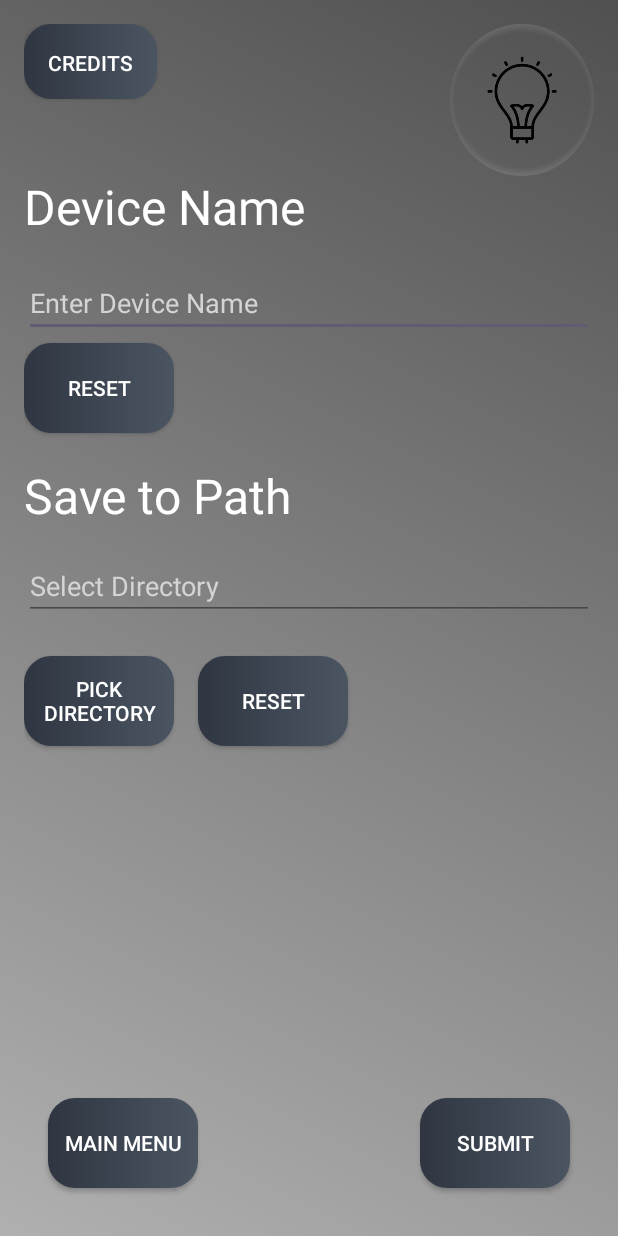
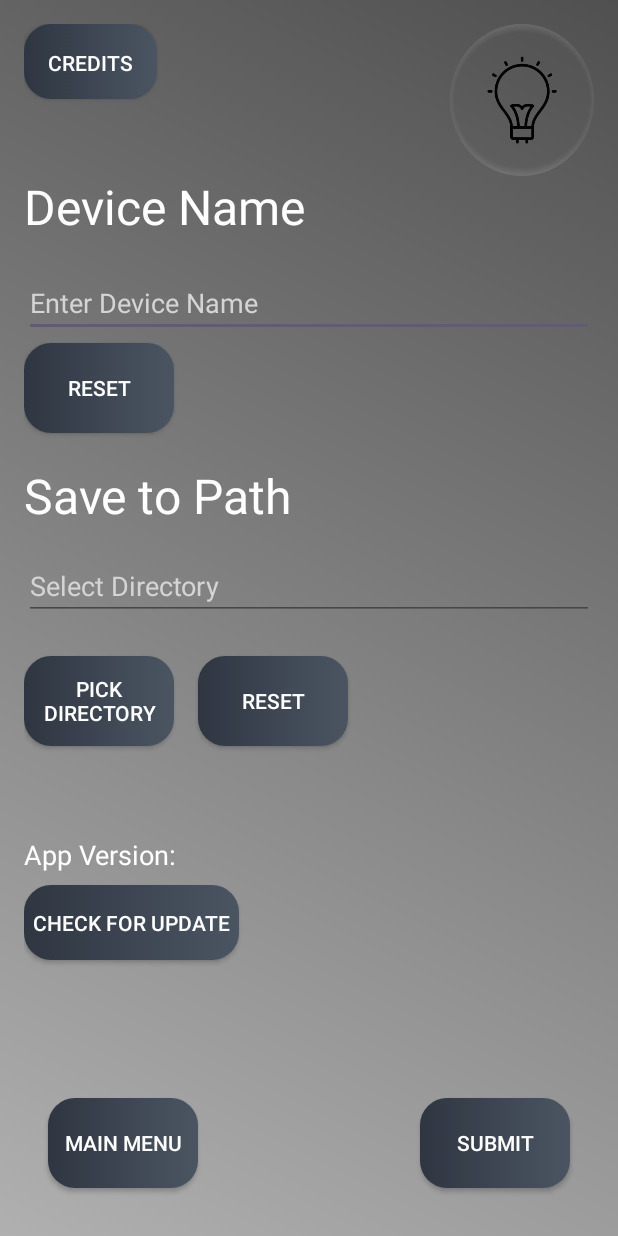
Before and after one commit to Wahid7852/datadash, an Android app: the layout activity_preferences.xml on its own in the app's theme, with its tools: preview values and no code run, on a phone screen of 412 x 824 dp. Run offline under Robolectric (Android 15) with nearby library versions, the phone set to English and light mode, and no system bars.

Commit message:
app version number showing to user

```diff
--- a/Android-app/CrossPlatform/app/src/main/java/com/an/crossplatform/PreferencesActivity.java
+++ b/Android-app/CrossPlatform/app/src/main/java/com/an/crossplatform/PreferencesActivity.java
@@ -55,6 +55,10 @@ public class PreferencesActivity extends AppCompatActivity {
         Button submitButton = findViewById(R.id.submit_button);
         Button mainMenuButton = findViewById(R.id.main_menu_button);
         Button btnCredits = findViewById(R.id.btn_credits);
+
+        // Set the app version
+        TextView appVersionLabel = findViewById(R.id.app_version_label);
+        appVersionLabel.setText("App Version: " + getVersionName());
 
         // Load saved preferences from internal storage
         loadPreferences();
--- a/Android-app/CrossPlatform/app/src/main/res/layout/activity_preferences.xml
+++ b/Android-app/CrossPlatform/app/src/main/res/layout/activity_preferences.xml
@@ -119,6 +119,29 @@
 
     </LinearLayout>
 
+    <TextView
+        android:id="@+id/app_version_label"
+        android:layout_width="wrap_content"
+        android:layout_height="wrap_content"
+        android:layout_marginTop="60dp"
+        android:text="App Version: "
+        android:textColor="@android:color/white"
+        android:textSize="18sp"
+        app:layout_constraintStart_toStartOf="parent"
+        app:layout_constraintTop_toBottomOf="@+id/save_to_path_reset_button" />
+
+    <androidx.appcompat.widget.AppCompatButton
+        android:id="@+id/check_for_update_button"
+        android:layout_width="wrap_content"
+        android:layout_height="50dp"
+        android:layout_marginTop="8dp"
+        android:background="@drawable/state_list_drawable"
+        android:text="Check for Update"
+        android:textColor="@android:color/white"
+        app:layout_constraintStart_toStartOf="parent"
+        app:layout_constraintTop_toBottomOf="@id/app_version_label" />
+
+
     <!-- Reset Device Name Button -->
 
     <!-- Save to Path Label -->
```
